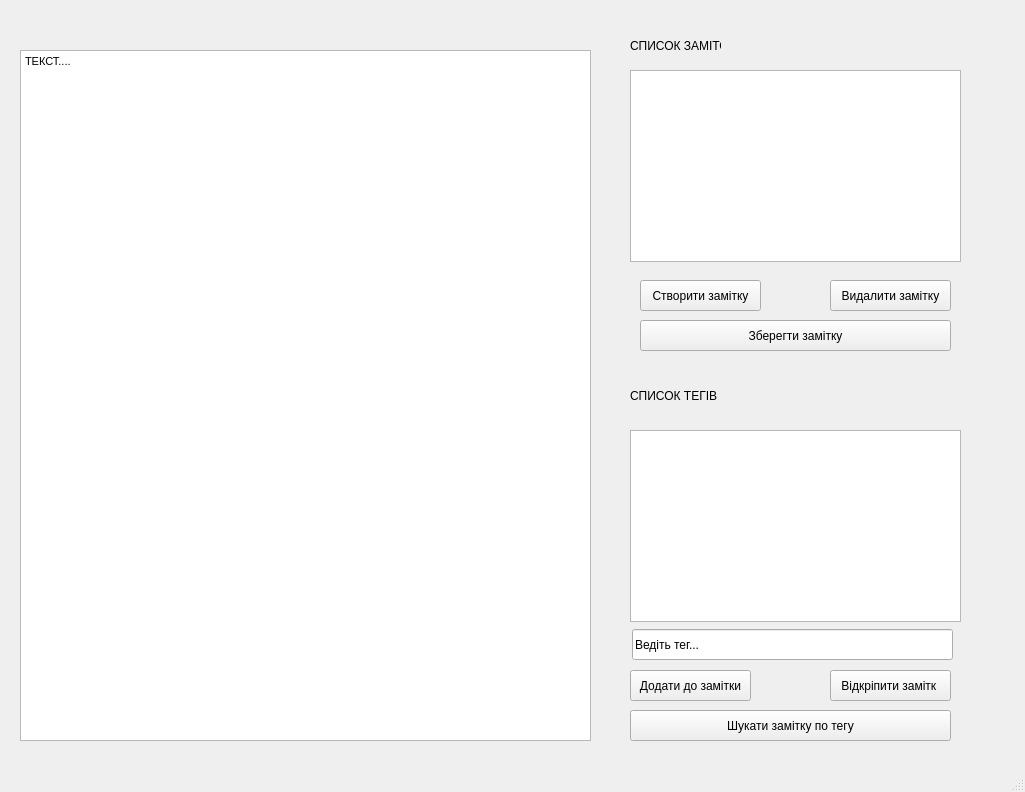
Logika-16-00/Oleg, file notes/untitled.ui: the form before one commit.
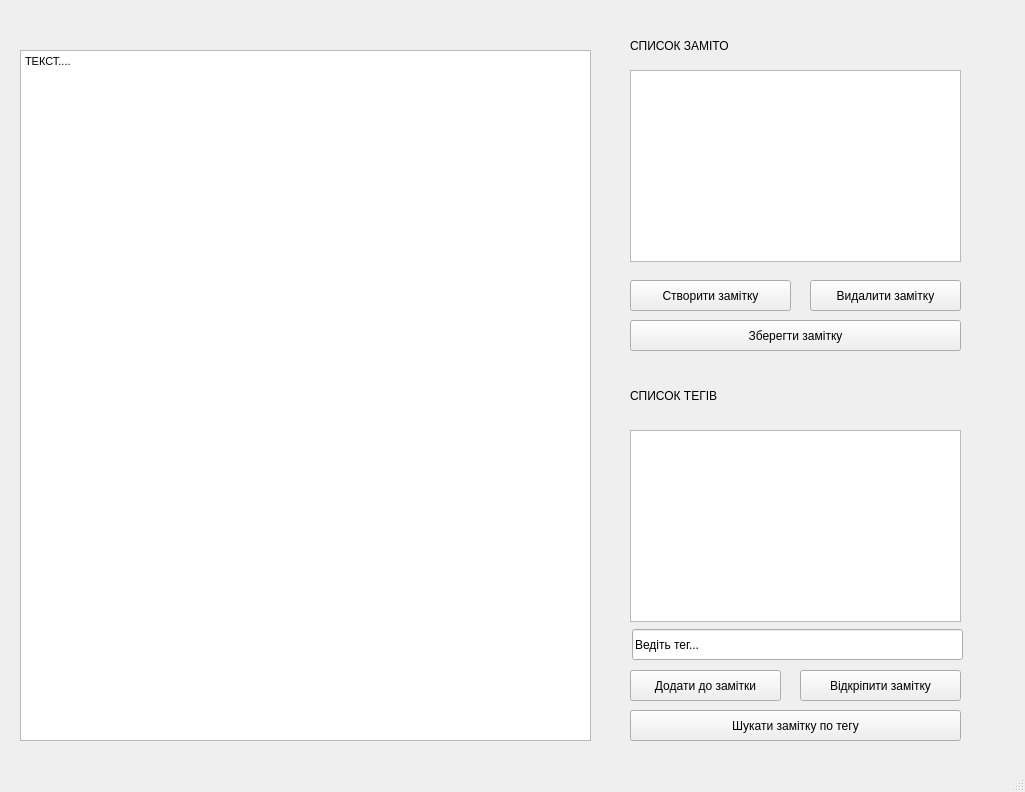
The form after the commit.

Diff of the .ui file:
```diff
--- a/notes/untitled.ui
+++ b/notes/untitled.ui
@@ -37,7 +37,7 @@
      <rect>
       <x>630</x>
       <y>30</y>
-      <width>91</width>
+      <width>171</width>
       <height>31</height>
      </rect>
     </property>
@@ -58,9 +58,9 @@
    <widget class="QPushButton" name="btn_make">
     <property name="geometry">
      <rect>
-      <x>640</x>
+      <x>630</x>
       <y>280</y>
-      <width>121</width>
+      <width>161</width>
       <height>31</height>
      </rect>
     </property>
@@ -71,9 +71,9 @@
    <widget class="QPushButton" name="bnt_delete">
     <property name="geometry">
      <rect>
-      <x>830</x>
+      <x>810</x>
       <y>280</y>
-      <width>121</width>
+      <width>151</width>
       <height>31</height>
      </rect>
     </property>
@@ -84,9 +84,9 @@
    <widget class="QPushButton" name="bnt_save">
     <property name="geometry">
      <rect>
-      <x>640</x>
+      <x>630</x>
       <y>320</y>
-      <width>311</width>
+      <width>331</width>
       <height>31</height>
      </rect>
     </property>
@@ -110,14 +110,14 @@
    <widget class="QPushButton" name="btn_detach">
     <property name="geometry">
      <rect>
-      <x>830</x>
+      <x>800</x>
       <y>670</y>
-      <width>121</width>
+      <width>161</width>
       <height>31</height>
      </rect>
     </property>
     <property name="text">
-     <string>Відкріпити замітк </string>
+     <string>Відкріпити замітку</string>
     </property>
    </widget>
    <widget class="QListWidget" name="list_2">
@@ -135,7 +135,7 @@
      <rect>
       <x>630</x>
       <y>710</y>
-      <width>321</width>
+      <width>331</width>
       <height>31</height>
      </rect>
     </property>
@@ -148,7 +148,7 @@
      <rect>
       <x>630</x>
       <y>670</y>
-      <width>121</width>
+      <width>151</width>
       <height>31</height>
      </rect>
     </property>
@@ -161,7 +161,7 @@
      <rect>
       <x>632</x>
       <y>629</y>
-      <width>321</width>
+      <width>331</width>
       <height>31</height>
      </rect>
     </property>
```
Left out of the diff: 8 changed lines with no effect on the pictures.
